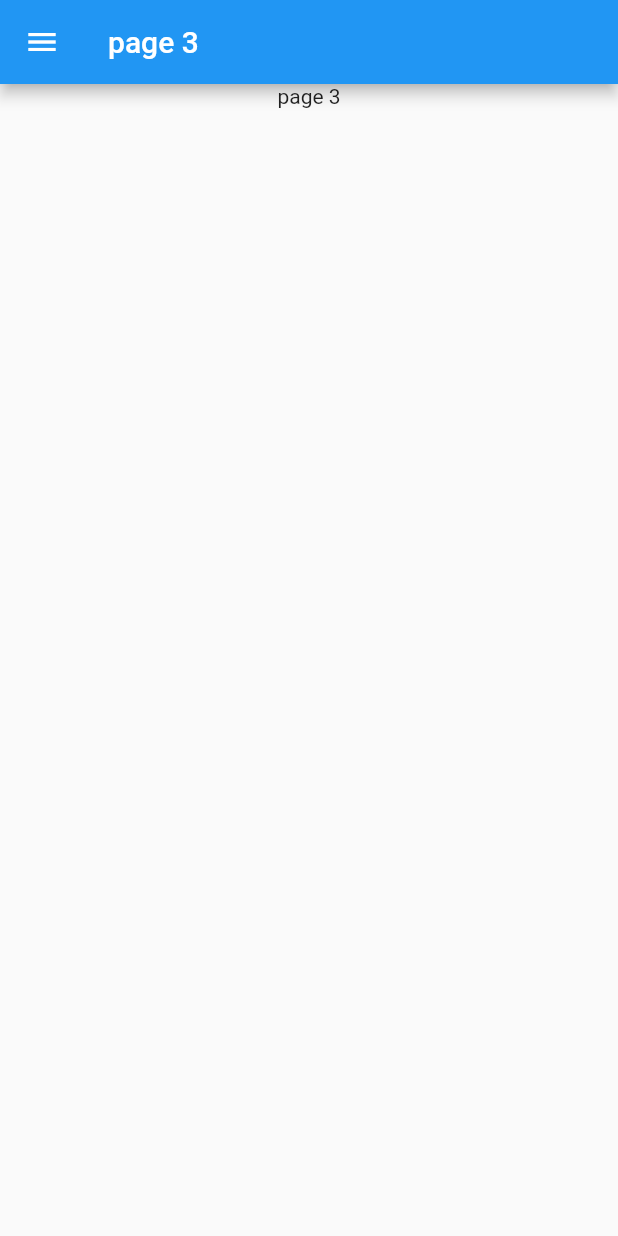
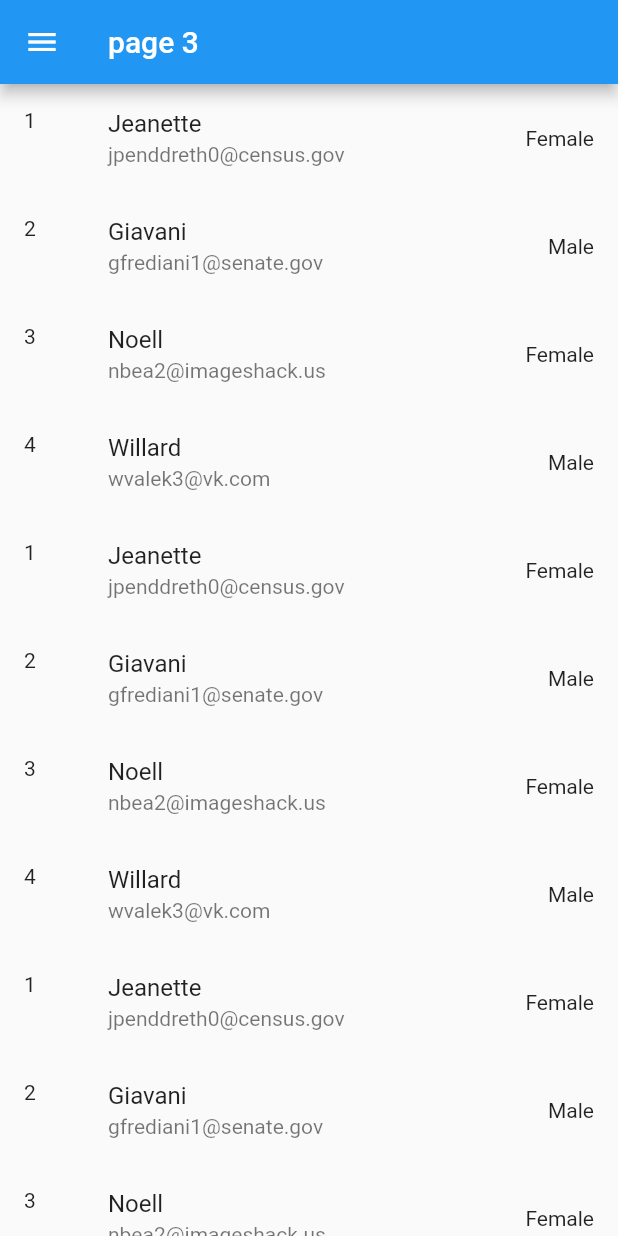
Before and after one commit to OsamaAlmamri/LearnFlutter, a Flutter app: the Page3 screen opened by its route, on a phone screen of 412 x 824 dp. Run offline on Flutter 3.47's test engine with Material 2 defaults, Android fonts, the light colour scheme and no system bars.

Commit message:
ListView builder

```diff
--- a/lib/MyDrawer.dart
+++ b/lib/MyDrawer.dart
@@ -68,7 +68,7 @@ const MyDrawer({ Key? key }) : super(key: key);
                           children: [Icon(Icons.home),  TextButton(onPressed: ()=>{
 
                              Navigator.of(context).pushNamed("page2")
-                            }, child: Text('page 2'))],
+                            }, child: Text('dialogs '))],
                         )),
                     Divider(
                       height: 2,
@@ -79,7 +79,7 @@ const MyDrawer({ Key? key }) : super(key: key);
                           children: [Icon(Icons.home),  TextButton(onPressed: ()=>{
 
                                Navigator.of(context).pushNamed("page3")
-                            }, child: Text('page 3'))],
+                            }, child: Text('list view buildre'))],
                         )),
                   ],
                 ),
--- a/lib/page3.dart
+++ b/lib/page3.dart
@@ -2,24 +2,215 @@ import 'package:flutter/material.dart';
 import 'MyDrawer.dart';
 
 class Page3 extends StatelessWidget {
-const Page3({ Key? key }) : super(key: key);
+  List test = [
+    {
+      "id": 1,
+      "first_name": "Jeanette",
+      "last_name": "Penddreth",
+      "email": "jpenddreth0@census.gov",
+      "gender": "Female",
+      "ip_address": "26.58.193.2"
+    },
+    {
+      "id": 2,
+      "first_name": "Giavani",
+      "last_name": "Frediani",
+      "email": "gfrediani1@senate.gov",
+      "gender": "Male",
+      "ip_address": "229.179.4.212"
+    },
+    {
+      "id": 3,
+      "first_name": "Noell",
+      "last_name": "Bea",
+      "email": "nbea2@imageshack.us",
+      "gender": "Female",
+      "ip_address": "180.66.162.255"
+    },
+    {
+      "id": 4,
+      "first_name": "Willard",
+      "last_name": "Valek",
+      "email": "wvalek3@vk.com",
+      "gender": "Male",
+      "ip_address": "67.76.188.26"
+    },
+    {
+      "id": 1,
+      "first_name": "Jeanette",
+      "last_name": "Penddreth",
+      "email": "jpenddreth0@census.gov",
+      "gender": "Female",
+      "ip_address": "26.58.193.2"
+    },
+    {
+      "id": 2,
+      "first_name": "Giavani",
+      "last_name": "Frediani",
+      "email": "gfrediani1@senate.gov",
+      "gender": "Male",
+      "ip_address": "229.179.4.212"
+    },
+    {
+      "id": 3,
+      "first_name": "Noell",
+      "last_name": "Bea",
+      "email": "nbea2@imageshack.us",
+      "gender": "Female",
+      "ip_address": "180.66.162.255"
+    },
+    {
+      "id": 4,
+      "first_name": "Willard",
+      "last_name": "Valek",
+      "email": "wvalek3@vk.com",
+      "gender": "Male",
+      "ip_address": "67.76.188.26"
+    },{
+      "id": 1,
+      "first_name": "Jeanette",
+      "last_name": "Penddreth",
+      "email": "jpenddreth0@census.gov",
+      "gender": "Female",
+      "ip_address": "26.58.193.2"
+    },
+    {
+      "id": 2,
+      "first_name": "Giavani",
+      "last_name": "Frediani",
+      "email": "gfrediani1@senate.gov",
+      "gender": "Male",
+      "ip_address": "229.179.4.212"
+    },
+    {
+      "id": 3,
+      "first_name": "Noell",
+      "last_name": "Bea",
+      "email": "nbea2@imageshack.us",
+      "gender": "Female",
+      "ip_address": "180.66.162.255"
+    },
+    {
+      "id": 4,
+      "first_name": "Willard",
+      "last_name": "Valek",
+      "email": "wvalek3@vk.com",
+      "gender": "Male",
+      "ip_address": "67.76.188.26"
+    },
+    {
+      "id": 1,
+      "first_name": "Jeanette",
+      "last_name": "Penddreth",
+      "email": "jpenddreth0@census.gov",
+      "gender": "Female",
+      "ip_address": "26.58.193.2"
+    },
+    {
+      "id": 2,
+      "first_name": "Giavani",
+      "last_name": "Frediani",
+      "email": "gfrediani1@senate.gov",
+      "gender": "Male",
+      "ip_address": "229.179.4.212"
+    },
+    {
+      "id": 3,
+      "first_name": "Noell",
+      "last_name": "Bea",
+      "email": "nbea2@imageshack.us",
+      "gender": "Female",
+      "ip_address": "180.66.162.255"
+    },
+    {
+      "id": 4,
+      "first_name": "Willard",
+      "last_name": "Valek",
+      "email": "wvalek3@vk.com",
+      "gender": "Male",
+      "ip_address": "67.76.188.26"
+    },{
+      "id": 1,
+      "first_name": "Jeanette",
+      "last_name": "Penddreth",
+      "email": "jpenddreth0@census.gov",
+      "gender": "Female",
+      "ip_address": "26.58.193.2"
+    },
+    {
+      "id": 2,
+      "first_name": "Giavani",
+      "last_name": "Frediani",
+      "email": "gfrediani1@senate.gov",
+      "gender": "Male",
+      "ip_address": "229.179.4.212"
+    },
+    {
+      "id": 3,
+      "first_name": "Noell",
+      "last_name": "Bea",
+      "email": "nbea2@imageshack.us",
+      "gender": "Female",
+      "ip_address": "180.66.162.255"
+    },
+    {
+      "id": 4,
+      "first_name": "Willard",
+      "last_name": "Valek",
+      "email": "wvalek3@vk.com",
+      "gender": "Male",
+      "ip_address": "67.76.188.26"
+    },
+    {
+      "id": 1,
+      "first_name": "Jeanette",
+      "last_name": "Penddreth",
+      "email": "jpenddreth0@census.gov",
+      "gender": "Female",
+      "ip_address": "26.58.193.2"
+    },
+    {
+      "id": 2,
+      "first_name": "Giavani",
+      "last_name": "Frediani",
+      "email": "gfrediani1@senate.gov",
+      "gender": "Male",
+      "ip_address": "229.179.4.212"
+    },
+    {
+      "id": 3,
+      "first_name": "Noell",
+      "last_name": "Bea",
+      "email": "nbea2@imageshack.us",
+      "gender": "Female",
+      "ip_address": "180.66.162.255"
+    },
+    {
+      "id": 4,
+      "first_name": "Willard",
+      "last_name": "Valek",
+      "email": "wvalek3@vk.com",
+      "gender": "Male",
+      "ip_address": "67.76.188.26"
+    },
+  ];
 
   @override
-  Widget build(BuildContext context){
+  Widget build(BuildContext context) {
     return Scaffold(
         appBar: AppBar(
           title: Text("page 3"),
         ),
-
-        drawer:MyDrawer(),
-
-        body:      ListView(scrollDirection: Axis.vertical, children: [
-      Column(
-        children: [
-          Center(child: Text("page 3"))
-
-      ])],),
-
-    );
+        drawer: MyDrawer(),
+        body: ListView.builder(
+            itemCount: test.length,
+            itemBuilder: (context, i) {
+              return ListTile(
+                title: Text("${test[i]['first_name']}"),
+                subtitle: Text("${test[i]['email']}"),
+                trailing: Text("${test[i]['gender']}"),
+                leading: Text("${test[i]['id']}"),
+              );
+            }));
   }
 }
```
